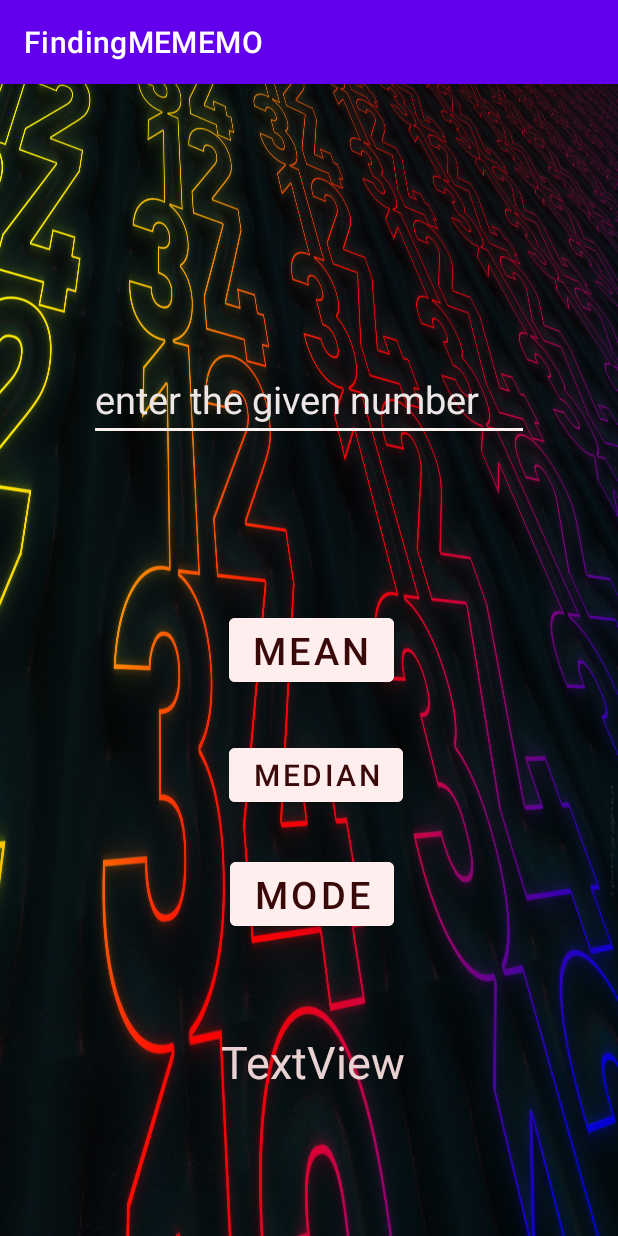
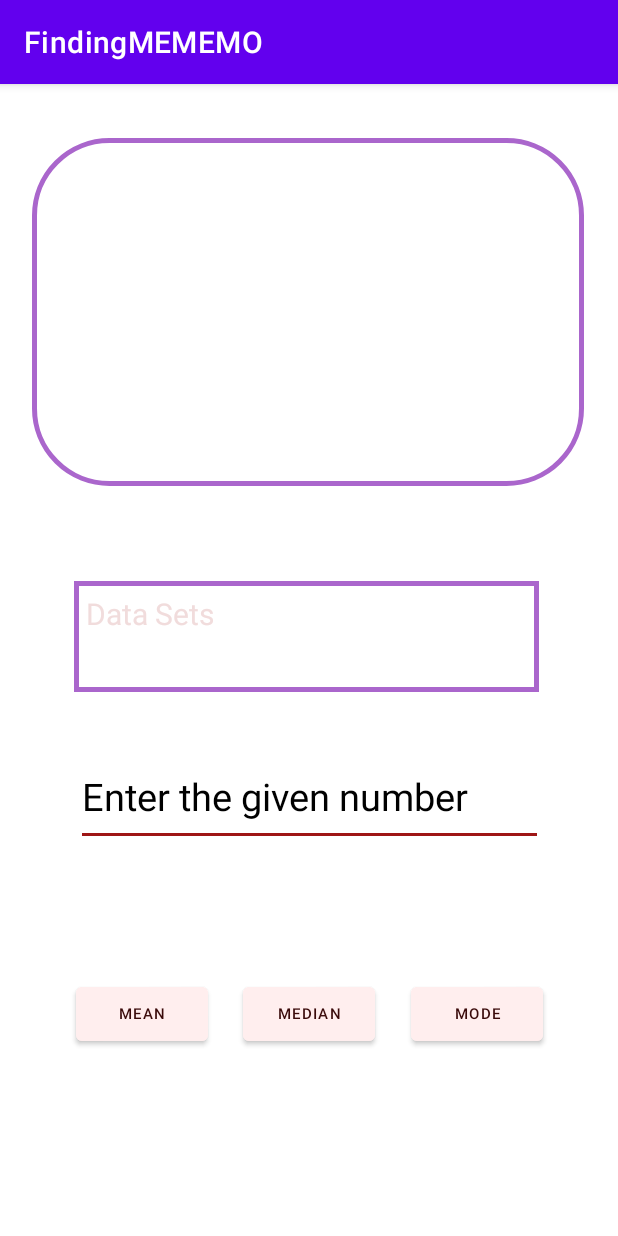
Before and after one commit to TeruhashiN/FindingMEMEMO, an Android app: the screen it shows after launch (problem), on a phone screen of 412 x 824 dp. Run offline under Robolectric (Android 15) with nearby library versions, the phone set to English and light mode, and no system bars.

Commit message:
Design Adjusted

```diff
--- a/app/src/main/AndroidManifest.xml
+++ b/app/src/main/AndroidManifest.xml
@@ -13,6 +13,7 @@
         tools:targetApi="31">
         <activity
             android:name=".problem"
+            android:windowSoftInputMode="adjustPan"
             android:exported="false" />
         <activity
             android:name=".MainActivity"
--- /dev/null
+++ b/app/src/main/res/drawable/border_background.xml
@@ -0,0 +1,7 @@
+<shape xmlns:android="http://schemas.android.com/apk/res/android"
+    android:shape="rectangle">
+    <solid android:color="@android:color/transparent" />
+    <stroke
+        android:width="3dp"
+        android:color="@android:color/holo_purple" />
+</shape>
--- /dev/null
+++ b/app/src/main/res/drawable/main_border.xml
@@ -0,0 +1,8 @@
+<shape xmlns:android="http://schemas.android.com/apk/res/android"
+    android:shape="rectangle">
+    <solid android:color="@android:color/transparent" />
+    <stroke
+        android:width="3dp"
+        android:color="@android:color/holo_purple" />
+    <corners android:radius="50dp" />
+</shape>
--- a/app/src/main/res/layout/activity_problem.xml
+++ b/app/src/main/res/layout/activity_problem.xml
@@ -4,82 +4,111 @@
     xmlns:tools="http://schemas.android.com/tools"
     android:layout_width="match_parent"
     android:layout_height="match_parent"
-    android:background="@drawable/background"
     tools:context=".problem">
+
+    <Button
+        android:id="@+id/button_median"
+        android:layout_width="wrap_content"
+        android:layout_height="wrap_content"
+        android:layout_marginEnd="24dp"
+        android:layout_marginBottom="124dp"
+        android:backgroundTint="#FFEEEE"
+        android:text="Median"
+        android:textColor="#3A0A0A"
+        android:textSize="10sp"
+        app:layout_constraintBottom_toBottomOf="parent"
+        app:layout_constraintEnd_toStartOf="@+id/button_mode" />
 
     <Button
         android:id="@+id/button_mean"
         android:layout_width="wrap_content"
         android:layout_height="wrap_content"
-        android:layout_marginBottom="32dp"
         android:backgroundTint="#FFEEEE"
         android:text="Mean"
         android:textColor="#3A0A0A"
-        android:textSize="25sp"
-        app:layout_constraintBottom_toTopOf="@+id/button_median"
-        app:layout_constraintEnd_toEndOf="@+id/num_entry"
-        app:layout_constraintHorizontal_bias="0.508"
+        android:textSize="10sp"
+        app:layout_constraintBottom_toBottomOf="@+id/button_median"
+        app:layout_constraintEnd_toStartOf="@+id/button_median"
+        app:layout_constraintHorizontal_bias="0.0"
         app:layout_constraintStart_toStartOf="@+id/num_entry" />
-
-    <Button
-        android:id="@+id/button_median"
-        android:layout_width="wrap_content"
-        android:layout_height="wrap_content"
-        android:layout_marginBottom="28dp"
-        android:backgroundTint="#FFEEEE"
-        android:text="Median"
-        android:textColor="#3A0A0A"
-        android:textSize="20sp"
-        app:layout_constraintBottom_toTopOf="@+id/button_mode"
-        app:layout_constraintEnd_toEndOf="@+id/button_mean"
-        app:layout_constraintHorizontal_bias="0.0"
-        app:layout_constraintStart_toStartOf="@+id/button_mean" />
 
     <Button
         android:id="@+id/button_mode"
         android:layout_width="wrap_content"
         android:layout_height="wrap_content"
-        android:layout_marginBottom="64dp"
         android:backgroundTint="#FFEEEE"
+        android:clickable="true"
         android:text="Mode"
-        android:clickable="true"
         android:textColor="#3A0A0A"
-        android:textSize="25sp"
-        app:layout_constraintBottom_toTopOf="@+id/number_result"
-        app:layout_constraintEnd_toEndOf="@+id/button_median"
-        app:layout_constraintHorizontal_bias="0.125"
-        app:layout_constraintStart_toStartOf="@+id/button_median" />
+        android:textSize="10sp"
+        app:layout_constraintBottom_toBottomOf="@+id/button_median"
+        app:layout_constraintEnd_toEndOf="@+id/num_entry" />
 
     <EditText
         android:id="@+id/num_entry"
-        android:layout_width="wrap_content"
-        android:layout_height="wrap_content"
-        android:layout_marginTop="120dp"
-        android:backgroundTint="#FAF0F0"
+        android:layout_width="311dp"
+        android:layout_height="65dp"
+        android:layout_marginBottom="88dp"
+        android:backgroundTint="#9E1616"
         android:ems="10"
         android:foregroundTint="#E4D1D1"
-        android:hint="enter the given number"
+        android:hint="Enter the given number"
         android:inputType=""
         android:textColor="#DCD9D9"
-        android:textColorHint="#ECE6E6"
+        android:textColorHint="@color/black"
         android:textSize="25sp"
-        app:layout_constraintBottom_toTopOf="@+id/button_mean"
+        app:layout_constraintBottom_toTopOf="@+id/button_median"
         app:layout_constraintEnd_toEndOf="parent"
+        app:layout_constraintStart_toStartOf="parent" />
+
+    <LinearLayout
+        android:layout_width="310dp"
+        android:layout_height="74dp"
+        android:background="@drawable/border_background"
+        android:orientation="vertical"
+        android:padding="8dp"
+        app:layout_constraintBottom_toTopOf="@+id/num_entry"
+        app:layout_constraintEnd_toEndOf="parent"
+        app:layout_constraintHorizontal_bias="0.486"
         app:layout_constraintStart_toStartOf="parent"
-        app:layout_constraintTop_toTopOf="parent"
-        app:layout_constraintVertical_bias="0.357" />
+        app:layout_constraintTop_toBottomOf="@+id/linearLayout"
+        app:layout_constraintVertical_bias="0.626">
 
-    <TextView
-        android:id="@+id/number_result"
-        android:layout_width="wrap_content"
-        android:layout_height="wrap_content"
-        android:layout_marginBottom="96dp"
-        android:text="TextView"
-        android:textColor="#EAD2D2"
-        android:textSize="30sp"
-        app:layout_constraintBottom_toBottomOf="parent"
-        app:layout_constraintEnd_toEndOf="@+id/button_mode"
-        app:layout_constraintHorizontal_bias="0.498"
-        app:layout_constraintStart_toStartOf="@+id/button_mode" />
+        <ScrollView
+            android:layout_width="match_parent"
+            android:layout_height="match_parent">
+
+            <LinearLayout
+                android:layout_width="match_parent"
+                android:layout_height="wrap_content"
+                android:orientation="vertical">
+
+                <TextView
+                    android:id="@+id/number_result"
+                    android:layout_width="wrap_content"
+                    android:layout_height="wrap_content"
+                    android:hint="Data Sets"
+                    android:textColor="#EAD2D2"
+                    android:textColorHint="#F1DCDC"
+                    android:textSize="20sp" />
+
+            </LinearLayout>
+        </ScrollView>
+    </LinearLayout>
+
+    <LinearLayout
+        android:id="@+id/linearLayout"
+        android:layout_width="368dp"
+        android:layout_height="232dp"
+        android:layout_marginTop="36dp"
+        android:background="@drawable/main_border"
+        android:orientation="horizontal"
+        app:layout_constraintEnd_toEndOf="parent"
+        app:layout_constraintHorizontal_bias="0.488"
+        app:layout_constraintStart_toStartOf="parent"
+        app:layout_constraintTop_toTopOf="parent">
+
+
+    </LinearLayout>
 
 </androidx.constraintlayout.widget.ConstraintLayout>
```
